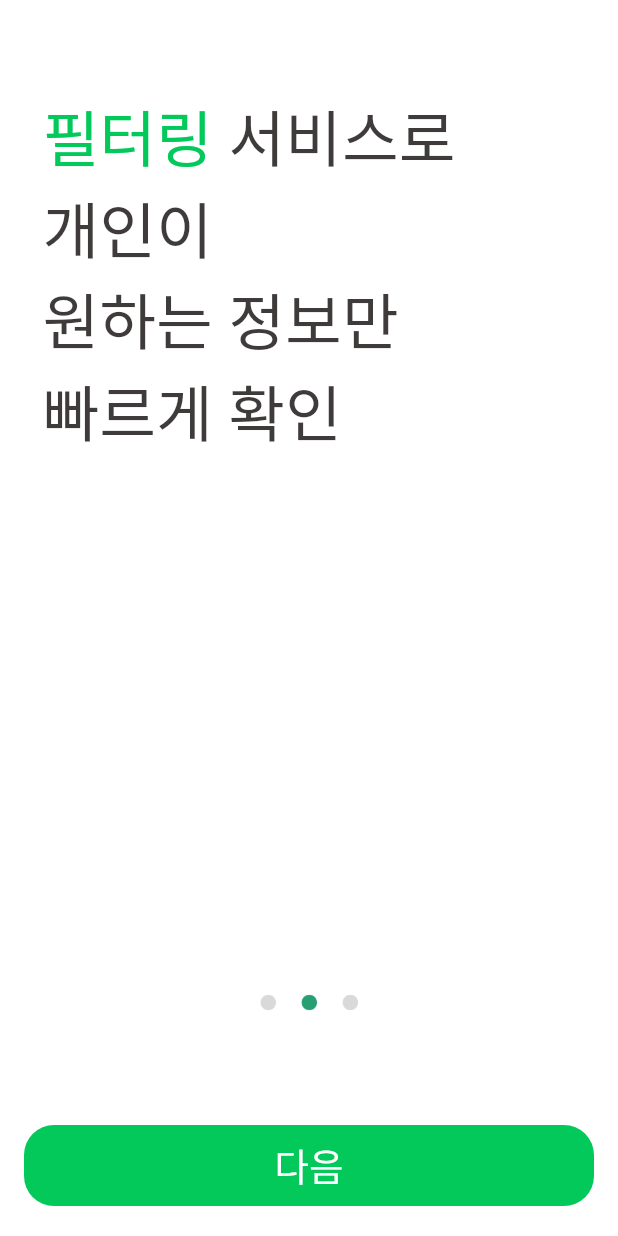
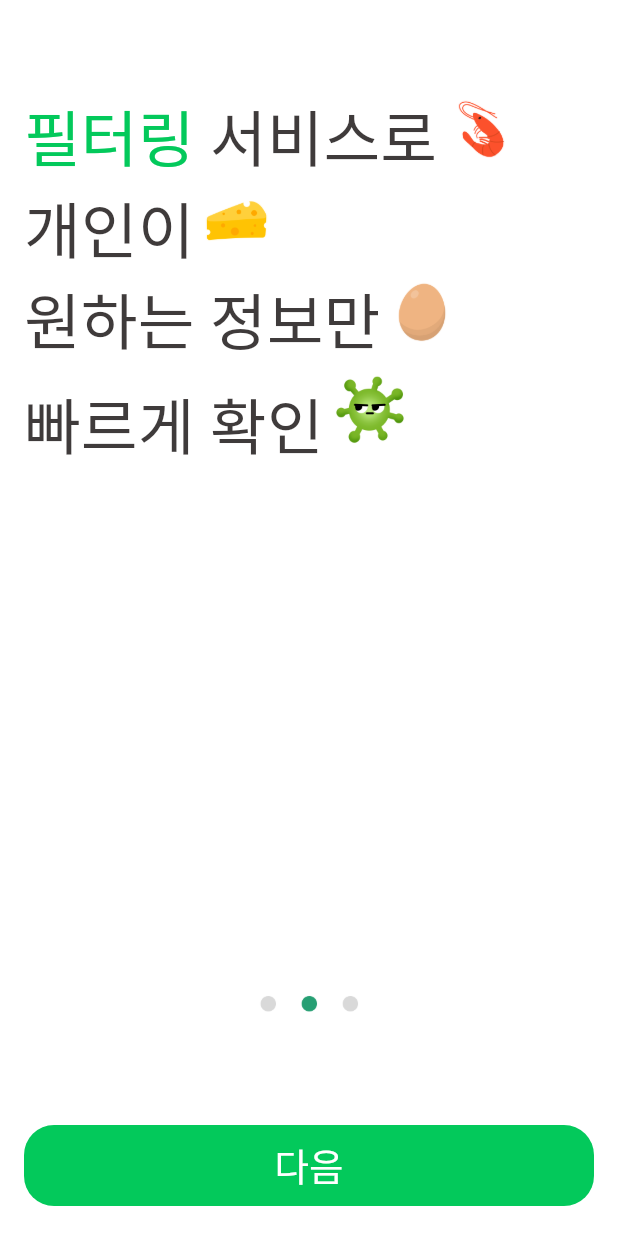
Before and after one commit to kimnambin/banergy, a Flutter app: the AuthScreen screen opened directly, after a tap on "다음", on a phone screen of 412 x 824 dp. Run offline on Flutter 3.47's test engine with Material 3 defaults, Android fonts, the light colour scheme and no system bars; our stand-ins replace beamer, carousel_slider, flutter_dotenv, geolocator, image_cropper, image_picker and 4 more; missing offline and left inert: qr_bar_code_scanner_dialog; accounts and stored records are empty; network calls fail; Roboto replaces fonts that are missing (PretendardBold, PretendardSemiBold).

Commit message:
조장님 인트로 적용

```diff
--- a/lib/intro/intro_pageA.dart
+++ b/lib/intro/intro_pageA.dart
@@ -1,4 +1,3 @@
-// ignore: file_names
 import 'package:flutter/material.dart';
 
 // ignore: must_be_immutable
@@ -34,19 +33,40 @@ class IntroPageA extends StatelessWidget {
                         ),
                       ),
                       TextSpan(
-                        text: '로\n',
+                        text: '로',
                         style: TextStyle(
                           fontSize: textSize,
                           color: const Color(0xFF3F3B3B),
                           fontFamily: 'PretendardBold',
                         ),
                       ),
+                      WidgetSpan(
+                        child: Padding(
+                          padding: const EdgeInsets.symmetric(horizontal: 1.0),
+                          child: Image.asset(
+                            'images/00012.png',
+                            width: 50, // Adjust the width and height as needed
+                            height: 45,
+                          ),
+                        ),
+                      ),
+                      const TextSpan(text: '\n'),
                       TextSpan(
-                        text: '마음대로 먹지도\n',
+                        text: '마음대로 먹지도',
                         style: TextStyle(
                           fontSize: textSize,
                           color: const Color(0xFF3F3B3B),
                           fontFamily: 'PretendardBold',
+                        ),
+                      ),
+                      WidgetSpan(
+                        child: Padding(
+                          padding: const EdgeInsets.symmetric(horizontal: 1.0),
+                          child: Image.asset(
+                            'images/00010.png',
+                            width: 60, // Adjust the width and height as needed
+                            height: 60,
+                          ),
                         ),
                       ),
                       TextSpan(
@@ -63,6 +83,27 @@ class IntroPageA extends StatelessWidget {
                           fontSize: textSize,
                           color: const Color(0xFF3F3B3B),
                           fontFamily: 'PretendardBold',
+                        ),
+                      ),
+                      WidgetSpan(
+                        child: Padding(
+                          padding: const EdgeInsets.symmetric(vertical: 1.0),
+                          child: Image.asset(
+                            'images/0001.png',
+                            width: 80, // Adjust the width and height as needed
+                            height: 60,
+                          ),
+                        ),
+                      ),
+                      const TextSpan(text: '\n'),
+                      WidgetSpan(
+                        child: Padding(
+                          padding: const EdgeInsets.symmetric(vertical: 1.0),
+                          child: Image.asset(
+                            'images/0003.png',
+                            width: 80, // Adjust the width and height as needed
+                            height: 70,
+                          ),
                         ),
                       ),
                     ],
--- a/lib/intro/intro_pageB.dart
+++ b/lib/intro/intro_pageB.dart
@@ -8,7 +8,7 @@ class IntroPageB extends StatelessWidget {
   @override
   Widget build(BuildContext context) {
     final screenWidth = MediaQuery.of(context).size.width;
-    double textSize = screenWidth * 0.1;
+    double textSize = screenWidth * 0.10;
 
     return SafeArea(
       child: Center(
@@ -19,7 +19,7 @@ class IntroPageB extends StatelessWidget {
             children: [
               const SizedBox(height: 60),
               Padding(
-                padding: const EdgeInsets.only(right: 80.0),
+                padding: const EdgeInsets.only(right: 40.0),
                 child: RichText(
                   textAlign: TextAlign.left,
                   text: TextSpan(
@@ -33,29 +33,61 @@ class IntroPageB extends StatelessWidget {
                         ),
                       ),
                       TextSpan(
-                        text: '서비스로\n',
-                        style: TextStyle(
-                          fontSize: textSize,
-                          color: const Color(0xFF3F3B3B), // 검정색
-                          fontFamily: 'PretendardBold',
-                        ),
-                      ),
-                      TextSpan(
-                        text: '개인이\n',
+                        text: '서비스로',
                         style: TextStyle(
                           fontSize: textSize,
                           color: const Color(0xFF3F3B3B),
                           fontFamily: 'PretendardBold',
                         ),
                       ),
+                      WidgetSpan(
+                        child: Padding(
+                          padding: const EdgeInsets.symmetric(horizontal: 2.0),
+                          child: Image.asset(
+                            'images/0006.png',
+                            width: 55,
+                            height: 50,
+                          ),
+                        ),
+                      ),
                       TextSpan(
-                        text: '원하는 정보만\n',
+                        text: '개인이',
                         style: TextStyle(
                           fontSize: textSize,
                           color: const Color(0xFF3F3B3B),
                           fontFamily: 'PretendardBold',
                         ),
                       ),
+                      WidgetSpan(
+                        child: Padding(
+                          padding: const EdgeInsets.symmetric(horizontal: 3.0),
+                          child: Image.asset(
+                            'images/0009.png',
+                            width: 50,
+                            height: 50,
+                          ),
+                        ),
+                      ),
+                      const TextSpan(text: '\n'),
+                      TextSpan(
+                        text: '원하는 정보만',
+                        style: TextStyle(
+                          fontSize: textSize,
+                          color: const Color(0xFF3F3B3B),
+                          fontFamily: 'PretendardBold',
+                        ),
+                      ),
+                      WidgetSpan(
+                        child: Padding(
+                          padding: const EdgeInsets.symmetric(horizontal: 3.0),
+                          child: Image.asset(
+                            'images/00011.png',
+                            width: 50,
+                            height: 50,
+                          ),
+                        ),
+                      ),
+                      const TextSpan(text: '\n'),
                       TextSpan(
                         text: '빠르게 확인',
                         style: TextStyle(
@@ -64,13 +96,23 @@ class IntroPageB extends StatelessWidget {
                           fontFamily: 'PretendardBold',
                         ),
                       ),
+                      WidgetSpan(
+                        child: Padding(
+                          padding: const EdgeInsets.symmetric(horizontal: 1.0),
+                          child: Image.asset(
+                            'images/0002.png',
+                            width: 60,
+                            height: 60,
+                          ),
+                        ),
+                      ),
                     ],
                   ),
                 ),
               ),
               const Spacer(flex: 10),
               Image.asset('images/intropage2.png', width: 150, height: 100),
-              const Spacer(), // 유연한 공간 추가
+              const Spacer(),
               SizedBox(
                 width: double.infinity,
                 child: Container(
@@ -96,7 +138,7 @@ class IntroPageB extends StatelessWidget {
                   ),
                 ),
               ),
-              const SizedBox(height: 20),
+              const SizedBox(height: 20), // 하단 여백 추가
             ],
           ),
         ),
--- a/lib/intro/intro_pageC.dart
+++ b/lib/intro/intro_pageC.dart
@@ -1,5 +1,5 @@
 import 'package:flutter/material.dart';
-import 'package:flutter_banergy/login/login_FirstApp.dart';
+import 'package:flutter_banergy/login/login_firstapp.dart';
 
 // ignore: must_be_immutable
 class IntroPageC extends StatelessWidget {
@@ -20,7 +20,7 @@ class IntroPageC extends StatelessWidget {
             children: [
               const SizedBox(height: 60),
               Padding(
-              padding: const EdgeInsets.only(right: 40.0),
+                padding: const EdgeInsets.only(right: 0.0),
                 child: RichText(
                   textAlign: TextAlign.left,
                   text: TextSpan(
@@ -50,21 +50,52 @@ class IntroPageC extends StatelessWidget {
                         ),
                       ),
                       TextSpan(
-                      text: '기술로 \n',
+                        text: '기술로',
                         style: TextStyle(
                           fontSize: textSize,
                           color: const Color(0xFF3F3B3B),
                           fontFamily: 'PretendardBold',
                         ),
                       ),
+                      WidgetSpan(
+                        child: Padding(
+                          padding: const EdgeInsets.symmetric(horizontal: 1.0),
+                          child: Image.asset(
+                            'images/0008.png',
+                            width: 50,
+                            height: 50,
+                          ),
+                        ),
+                      ),
                       TextSpan(
-                      text: '간편하게\n',
+                        text: '간편하게',
                         style: TextStyle(
                           fontSize: textSize,
                           color: const Color(0xFF3F3B3B),
                           fontFamily: 'PretendardBold',
                         ),
                       ),
+                      WidgetSpan(
+                        child: Padding(
+                          padding: const EdgeInsets.symmetric(horizontal: 4.0),
+                          child: Image.asset(
+                            'images/0005.png',
+                            width: 70,
+                            height: 60,
+                          ),
+                        ),
+                      ),
+                      WidgetSpan(
+                        child: Padding(
+                          padding: const EdgeInsets.symmetric(horizontal: 10.0),
+                          child: Image.asset(
+                            'images/0004.png',
+                            width: 70,
+                            height: 60,
+                          ),
+                        ),
+                      ),
+                      const TextSpan(text: '\n'),
                       TextSpan(
                         text: '찾아보는 음식 성분들!',
                         style: TextStyle(
@@ -73,13 +104,24 @@ class IntroPageC extends StatelessWidget {
                           fontFamily: 'PretendardBold',
                         ),
                       ),
+                      const TextSpan(text: '\n'),
+                      WidgetSpan(
+                        child: Padding(
+                          padding: const EdgeInsets.symmetric(horizontal: 2.0),
+                          child: Image.asset(
+                            'images/0007.png',
+                            width: 90,
+                            height: 70,
+                          ),
+                        ),
+                      ),
                     ],
                   ),
                 ),
               ),
               const Spacer(flex: 10),
               Image.asset('images/intropage3.png', width: 150, height: 100),
-            const Spacer(), // 유연한 공간 추가
+              const Spacer(),
               SizedBox(
                 width: double.infinity,
                 child: Container(
@@ -104,10 +146,11 @@ class IntroPageC extends StatelessWidget {
                   ),
                 ),
               ),
-            const SizedBox(height: 20),
+              const SizedBox(height: 20), // 하단 여백 추가
             ],
           ),
-      )),
+        ),
+      ),
     );
   }
 }
```
Also changed, not shown: images/0001.png (added), images/00010.png (added), images/00011.png (added), images/00012.png (added), images/0002.png (added), images/0003.png (added), images/0004.png (added), images/0005.png (added), images/0006.png (added), images/0007.png (added), images/0008.png (added), images/0009.png (added), images/ai.png (deleted), 1 other file. Lines whose indentation alone changed are shown as unchanged.
